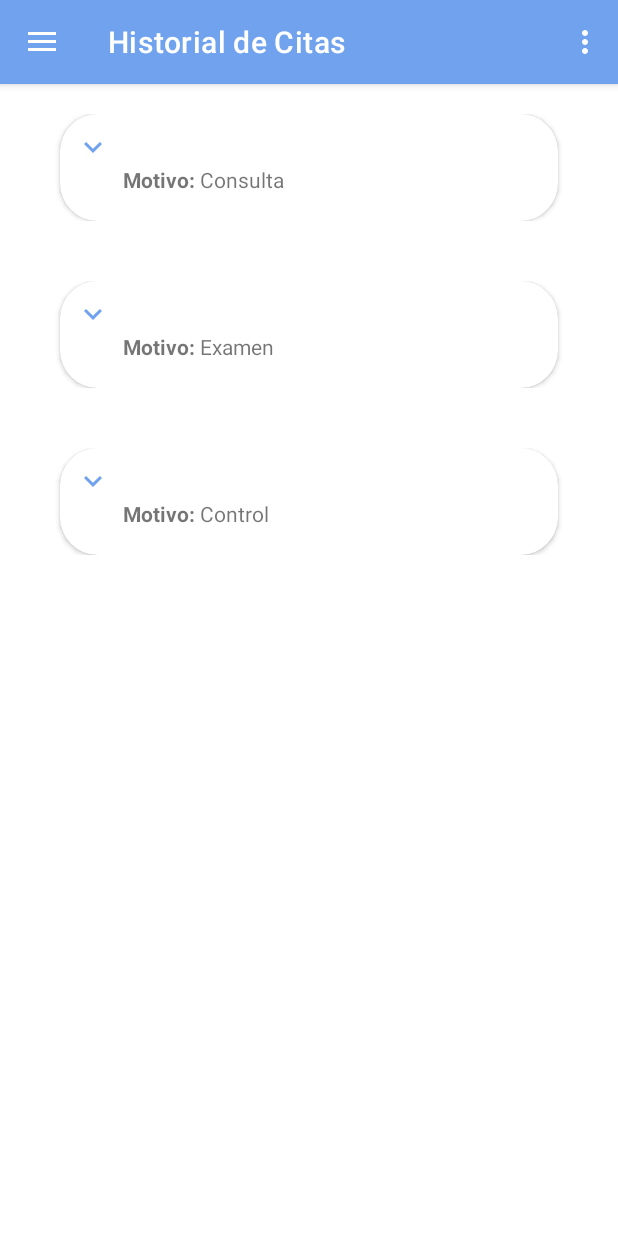
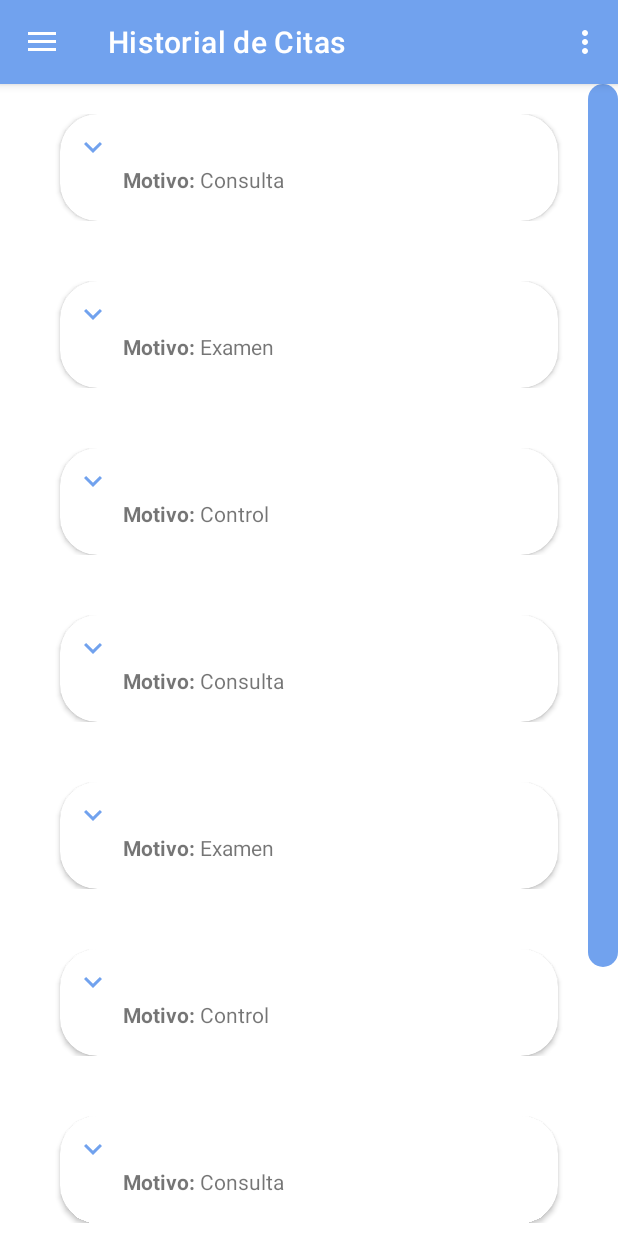
Before and after one commit to Ncamacho2/MediCalendar, an Android app: the screen it shows after launch (MainActivity), in the side drawer, after a tap on "Historial de Citas", on a phone screen of 412 x 824 dp. Run offline under Robolectric (Android 15) with nearby library versions, the phone set to English and light mode, and no system bars; our stand-ins replace navigation-ui.

Commit message:
modificación pantalla historial de Citas

```diff
--- a/app/src/main/java/com/poligran/medicalendar/MainActivity.kt
+++ b/app/src/main/java/com/poligran/medicalendar/MainActivity.kt
@@ -20,6 +20,9 @@ class MainActivity : AppCompatActivity() {
 
     override fun onCreate(savedInstanceState: Bundle?) {
         super.onCreate(savedInstanceState)
+
+
+
 
         binding = ActivityMainBinding.inflate(layoutInflater)
         setContentView(binding.root)
@@ -55,4 +58,6 @@ class MainActivity : AppCompatActivity() {
         val navController = findNavController(R.id.nav_host_fragment_content_main)
         return navController.navigateUp(appBarConfiguration) || super.onSupportNavigateUp()
     }
+
+
 }
--- a/app/src/main/java/com/poligran/medicalendar/ui/historial/HistorialFragment.kt
+++ b/app/src/main/java/com/poligran/medicalendar/ui/historial/HistorialFragment.kt
@@ -33,8 +33,15 @@ class HistorialFragment : Fragment() {
         val listaHistorialC = listOf(
             InformacionItem("$fecha 12/04/2024", "$hora 10:00 AM", "$motivo Consulta", "$estado Pendiente", "$medico Dr. García", "$sede Sede Chapinero"),
             InformacionItem("$fecha 13/04/2024", "$hora 11:30 AM", "$motivo Examen", "$estado Realizado", "$medico Dra. Rodríguez", "$sede Sede Usaquén"),
-            InformacionItem("$fecha 14/04/2024", "$hora 09:00 AM", "$motivo Control", "$estado Pendiente", "$medico Dr. Gómez", "$sede Sede Fontibón")
-         )
+            InformacionItem("$fecha 14/04/2024", "$hora 09:00 AM", "$motivo Control", "$estado Pendiente", "$medico Dr. Gómez", "$sede Sede Fontibón"),
+            InformacionItem("$fecha 15/04/2024", "$hora 08:00 AM", "$motivo Consulta", "$estado Pendiente", "$medico Dr. Martínez", "$sede Sede Kennedy"),
+            InformacionItem("$fecha 16/04/2024", "$hora 02:30 PM", "$motivo Examen", "$estado Realizado", "$medico Dra. Pérez", "$sede Sede Bosa"),
+            InformacionItem("$fecha 17/04/2024", "$hora 03:45 PM", "$motivo Control", "$estado Pendiente", "$medico Dr. Sánchez", "$sede Sede Engativá"),
+            InformacionItem("$fecha 18/04/2024", "$hora 11:15 AM", "$motivo Consulta", "$estado Pendiente", "$medico Dr. López", "$sede Sede Suba"),
+            InformacionItem("$fecha 19/04/2024", "$hora 04:20 PM", "$motivo Examen", "$estado Realizado", "$medico Dra. González", "$sede Sede Teusaquillo"),
+            InformacionItem("$fecha 20/04/2024", "$hora 01:00 PM", "$motivo Control", "$estado Pendiente", "$medico Dr. Ramírez", "$sede Sede Barrios Unidos")
+
+        )
 
         listViewInformationH = view.findViewById(R.id.listViewInformation)
         val adapter = InformationAdapter(requireContext(), listaHistorialC)
--- a/app/src/main/java/com/poligran/medicalendar/ui/historial/InformationAdapter.kt
+++ b/app/src/main/java/com/poligran/medicalendar/ui/historial/InformationAdapter.kt
@@ -30,7 +30,9 @@ class InformationAdapter(context: Context, private val listaHistorialC: List<Inf
             val currentInformacion = listaHistorialC[position]
 
             val textViewDescripcionHistorial: TextView = itemView!!.findViewById(R.id.textViewDescripcionhistorial)
-            val concatenar = currentInformacion.fecha+currentInformacion.hora+currentInformacion.motivo+currentInformacion.estado+currentInformacion.medico+currentInformacion.sede
+            val concatenar = "${currentInformacion.fecha}<br>${currentInformacion.hora}<br>${currentInformacion.motivo}<br>${currentInformacion.estado}<br>${currentInformacion.medico}<br>${currentInformacion.sede}"
+
+            //val concatenar = currentInformacion.fecha+currentInformacion.hora+currentInformacion.motivo+currentInformacion.estado+currentInformacion.medico+currentInformacion.sede
             textViewDescripcionHistorial.text = Html.fromHtml(concatenar)
 
             val textViewDescripcionMotivo: TextView = itemView!!.findViewById(R.id.textViewDescripcionmotivo)
--- a/app/src/main/res/layout/item_informacion_historial.xml
+++ b/app/src/main/res/layout/item_informacion_historial.xml
@@ -2,7 +2,7 @@
 <LinearLayout xmlns:android="http://schemas.android.com/apk/res/android"
     xmlns:app="http://schemas.android.com/apk/res-auto"
     android:layout_width="match_parent"
-    android:layout_height="wrap_content"
+    android:layout_height="match_parent"
     android:orientation="vertical"
     android:padding="20dp">
 
--- a/app/src/main/res/mipmap-anydpi-v26/ic_launcher_round.xml
+++ b/app/src/main/res/mipmap-anydpi-v26/ic_launcher_round.xml
@@ -1,5 +1,5 @@
 <?xml version="1.0" encoding="utf-8"?>
 <adaptive-icon xmlns:android="http://schemas.android.com/apk/res/android">
-    <background android:drawable="@color/ic_launcher_background"/>
-    <foreground android:drawable="@mipmap/ic_launcher_foreground"/>
+    <background android:drawable="@color/colorMediCalendar"/>
+    <foreground android:drawable="@drawable/logo_medicalendar_blanco"/>
 </adaptive-icon>
--- a/app/src/main/res/values/strings.xml
+++ b/app/src/main/res/values/strings.xml
@@ -22,7 +22,7 @@
     <string name="registrar">Registrarse</string>
     <string name="msg_idgrupo">B01-G01 V 1.0.0</string>
 
-    <string name="iniciar_sesion">Iniciar sesión</string>
+    <string name="iniciar_sesion">Ingresar</string>
     <!-- Strings related to login -->
     <string name="prompt_email">Email</string>
     <string name="prompt_password">Password</string>
```
Also changed, not shown: app/src/main/res/layout/nav_header_main.xml (+5 -2 lines), app/src/main/res/drawable/logo_medicalendar.png (added), app/src/main/res/drawable/logo_medicalendar_blanco.png (added).
